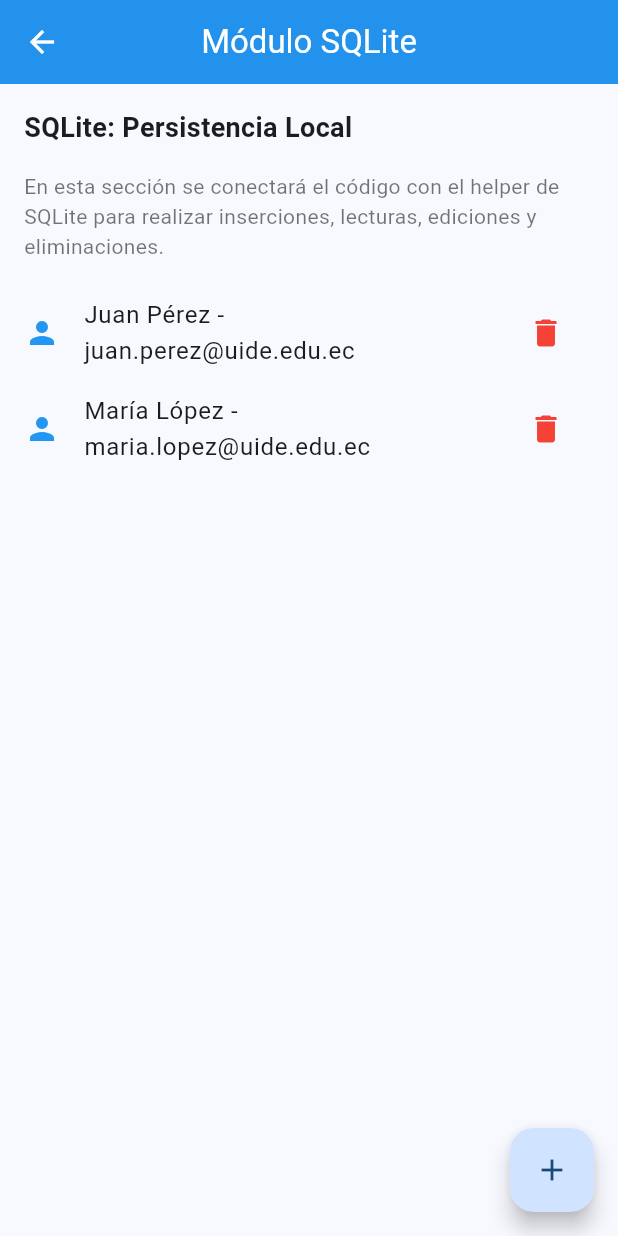
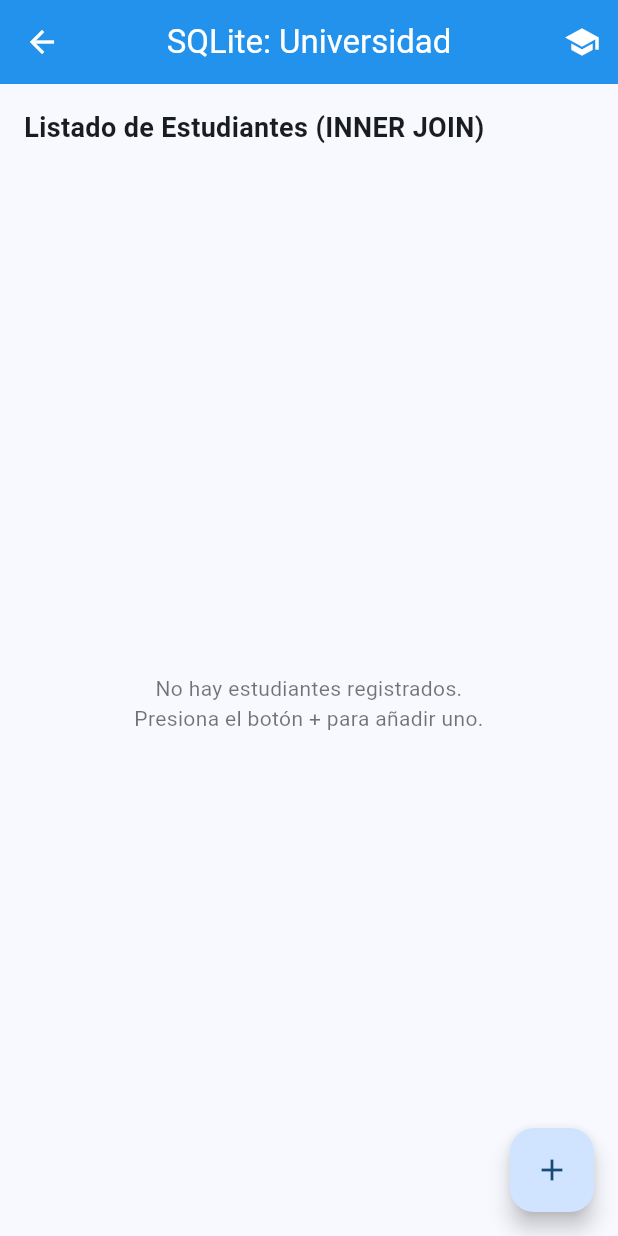
Before and after one commit to richardmijo/s9_clase_20260410, a Flutter app: the screen it shows after launch, after a tap on "SQLite (Persistencia Local)", on a phone screen of 412 x 824 dp. Run offline on Flutter 3.47's test engine with Material 3 defaults, Android fonts, the phone set to English and light mode, and no system bars; our stand-ins replace firebase_core, firebase_messaging, flutter_map, go_router, latlong2, sqflite; accounts and stored records are empty.

Commit message:
feat: implementar persistencia de base de datos relacional SQLite real

```diff
--- /dev/null
+++ b/lib/helpers/database_helper.dart
@@ -0,0 +1,102 @@
+import 'dart:async';
+import 'package:path/path.dart';
+import 'package:sqflite/sqflite.dart';
+import '../models/carrera.dart';
+import '../models/estudiante.dart';
+
+class DatabaseHelper {
+  // Patrón Singleton
+  static final DatabaseHelper instance = DatabaseHelper._init();
+  static Database? _database;
+
+  DatabaseHelper._init();
+
+  Future<Database> get database async {
+    if (_database != null) return _database!;
+    _database = await _initDB('universidad.db');
+    return _database!;
+  }
+
+  Future<Database> _initDB(String filePath) async {
+    final dbPath = await getDatabasesPath();
+    final path = join(dbPath, filePath);
+
+    return await openDatabase(
+      path,
+      version: 1,
+      onCreate: _createDB,
+      onConfigure: _onConfigure,
+    );
+  }
+
+  // Habilitar el soporte de claves foráneas
+  Future _onConfigure(Database db) async {
+    await db.execute('PRAGMA foreign_keys = ON');
+  }
+
+  Future _createDB(Database db, int version) async {
+    // 1. Crear la tabla de Carreras
+    await db.execute('''
+      CREATE TABLE carreras (
+        id INTEGER PRIMARY KEY AUTOINCREMENT,
+        nombre TEXT NOT NULL
+      )
+    ''');
+
+    // 2. Crear la tabla de Estudiantes
+    await db.execute('''
+      CREATE TABLE estudiantes (
+        id INTEGER PRIMARY KEY AUTOINCREMENT,
+        nombre TEXT NOT NULL,
+        email TEXT NOT NULL,
+        carrera_id INTEGER NOT NULL,
+        FOREIGN KEY (carrera_id) REFERENCES carreras (id) ON DELETE CASCADE
+      )
+    ''');
+  }
+
+  // ==========================================
+  // OPERACIONES PARA CARRERAS
+  // ==========================================
+
+  Future<int> insertCarrera(Carrera carrera) async {
+    final db = await instance.database;
+    return await db.insert('carreras', carrera.toMap());
+  }
+
+  Future<List<Carrera>> getCarreras() async {
+    final db = await instance.database;
+    final result = await db.query('carreras');
+    return result.map((json) => Carrera.fromMap(json)).toList();
+  }
+
+  // ==========================================
+  // OPERACIONES PARA ESTUDIANTES
+  // ==========================================
+
+  Future<int> insertEstudiante(Estudiante estudiante) async {
+    final db = await instance.database;
+    return await db.insert('estudiantes', estudiante.toMap());
+  }
+
+  Future<List<Estudiante>> getEstudiantes() async {
+    final db = await instance.database;
+    // Realizamos INNER JOIN para traer el nombre de la carrera asociado
+    final result = await db.rawQuery('''
+      SELECT e.id, e.nombre, e.email, e.carrera_id, c.nombre as carrera_nombre
+      FROM estudiantes e
+      INNER JOIN carreras c ON e.carrera_id = c.id
+    ''');
+    return result.map((json) => Estudiante.fromMap(json)).toList();
+  }
+
+  Future<int> deleteEstudiante(int id) async {
+    final db = await instance.database;
+    return await db.delete('estudiantes', where: 'id = ?', whereArgs: [id]);
+  }
+
+  Future close() async {
+    final db = await instance.database;
+    db.close();
+  }
+}
--- /dev/null
+++ b/lib/models/carrera.dart
@@ -0,0 +1,25 @@
+class Carrera {
+  final int? id;
+  final String nombre;
+
+  const Carrera({
+    this.id,
+    required this.nombre,
+  });
+
+  // Convertir una Carrera en un Map para SQLite
+  Map<String, dynamic> toMap() {
+    return {
+      'id': id,
+      'nombre': nombre,
+    };
+  }
+
+  // Crear una Carrera a partir de un Map de SQLite
+  factory Carrera.fromMap(Map<String, dynamic> map) {
+    return Carrera(
+      id: map['id'] as int?,
+      nombre: map['nombre'] as String,
+    );
+  }
+}
--- /dev/null
+++ b/lib/models/estudiante.dart
@@ -0,0 +1,36 @@
+class Estudiante {
+  final int? id;
+  final String nombre;
+  final String email;
+  final int carreraId;
+  final String? carreraNombre; // Campo auxiliar para el INNER JOIN
+
+  const Estudiante({
+    this.id,
+    required this.nombre,
+    required this.email,
+    required this.carreraId,
+    this.carreraNombre,
+  });
+
+  // Convertir un Estudiante en un Map para SQLite
+  Map<String, dynamic> toMap() {
+    return {
+      'id': id,
+      'nombre': nombre,
+      'email': email,
+      'carrera_id': carreraId,
+    };
+  }
+
+  // Crear un Estudiante a partir de un Map de SQLite
+  factory Estudiante.fromMap(Map<String, dynamic> map) {
+    return Estudiante(
+      id: map['id'] as int?,
+      nombre: map['nombre'] as String,
+      email: map['email'] as String,
+      carreraId: map['carrera_id'] as int,
+      carreraNombre: map['carrera_nombre'] as String?,
+    );
+  }
+}
--- a/lib/screens/sqlite/sqlite_screen.dart
+++ b/lib/screens/sqlite/sqlite_screen.dart
@@ -1,105 +1,4 @@
 import 'package:flutter/material.dart';
-
-class SqliteScreen extends StatefulWidget {
-  const SqliteScreen({super.key});
-
-  @override
-  State<SqliteScreen> createState() => _SqliteScreenState();
-}
-
-class _SqliteScreenState extends State<SqliteScreen> {
-  final List<String> _mockItems = [
-    'Juan Pérez - juan.perez@uide.edu.ec',
-    'María López - maria.lopez@uide.edu.ec',
-  ];
-
-  void _showAddDialog() {
-    showDialog(
-      context: context,
-      builder: (context) {
-        return AlertDialog(
-          title: const Text('Agregar Registro (Simulado)'),
-          content: const TextField(
-            decoration: InputDecoration(labelText: 'Nombre y Correo'),
-          ),
-          actions: [
-            TextButton(
-              onPressed: () => Navigator.pop(context),
-              child: const Text('Cancelar'),
-            ),
-            ElevatedButton(
-              onPressed: () {
-                Navigator.pop(context);
-                ScaffoldMessenger.of(context).showSnackBar(
-                  const SnackBar(
-                    content: Text('Guardado en SQLite (Simulado)'),
-                  ),
-                );
-              },
-              child: const Text('Guardar'),
-            ),
-          ],
-        );
-      },
-    );
-  }
-
-  @override
-  Widget build(BuildContext context) {
-    return Scaffold(
-      appBar: AppBar(title: const Text('Módulo SQLite')),
-      body: Column(
-        crossAxisAlignment: CrossAxisAlignment.start,
-        children: [
-          const Padding(
-            padding: EdgeInsets.all(16.0),
-            child: Text(
-              'SQLite: Persistencia Local',
-              style: TextStyle(fontSize: 18, fontWeight: FontWeight.bold),
-            ),
-          ),
-          const Padding(
-            padding: EdgeInsets.symmetric(horizontal: 16.0),
-            child: Text(
-              'En esta sección se conectará el código con el helper de SQLite para realizar inserciones, lecturas, ediciones y eliminaciones.',
-              style: TextStyle(color: Colors.black54),
-            ),
-          ),
-          const SizedBox(height: 16),
-          Expanded(
-            child: ListView.builder(
-              itemCount: _mockItems.length,
-              itemBuilder: (context, index) {
-                return ListTile(
-                  leading: const Icon(Icons.person, color: Colors.blue),
-                  title: Text(_mockItems[index]),
-                  trailing: IconButton(
-                    icon: const Icon(Icons.delete, color: Colors.red),
-                    onPressed: () {
-                      ScaffoldMessenger.of(context).showSnackBar(
-                        const SnackBar(
-                          content: Text('Eliminado de SQLite (Simulado)'),
-                        ),
-                      );
-                    },
-                  ),
-                );
-              },
-            ),
-          ),
-        ],
-      ),
-      floatingActionButton: FloatingActionButton(
-        onPressed: _showAddDialog,
-        child: const Icon(Icons.add),
-      ),
-    );
-  }
-}
-
-/**
-
- import 'package:flutter/material.dart';
 import '../../helpers/database_helper.dart';
 import '../../models/carrera.dart';
 import '../../models/estudiante.dart';
@@ -215,11 +114,11 @@ class _SqliteScreenState extends State<SqliteScreen> {
                   ),
                   const SizedBox(height: 12),
                   // Dropdown dinámico alimentado por la tabla 'carreras'
-                  DropdownButtonFormField<int>(
-                    initialValue: selectedCarreraId,
+                  DropdownButtonFormField<int?>(
+                    value: selectedCarreraId,
                     decoration: const InputDecoration(labelText: 'Carrera'),
                     items: _carreras.map((carrera) {
-                      return DropdownMenuItem<int>(
+                      return DropdownMenuItem<int?>(
                         value: carrera.id,
                         child: Text(carrera.nombre),
                       );
@@ -301,7 +200,6 @@ class _SqliteScreenState extends State<SqliteScreen> {
                     style: TextStyle(fontSize: 18, fontWeight: FontWeight.bold),
                   ),
                 ),
-
                 Expanded(
                   child: _estudiantes.isEmpty
                       ? const Center(
@@ -365,6 +263,3 @@ class _SqliteScreenState extends State<SqliteScreen> {
     );
   }
 }
-
-
- */
```
